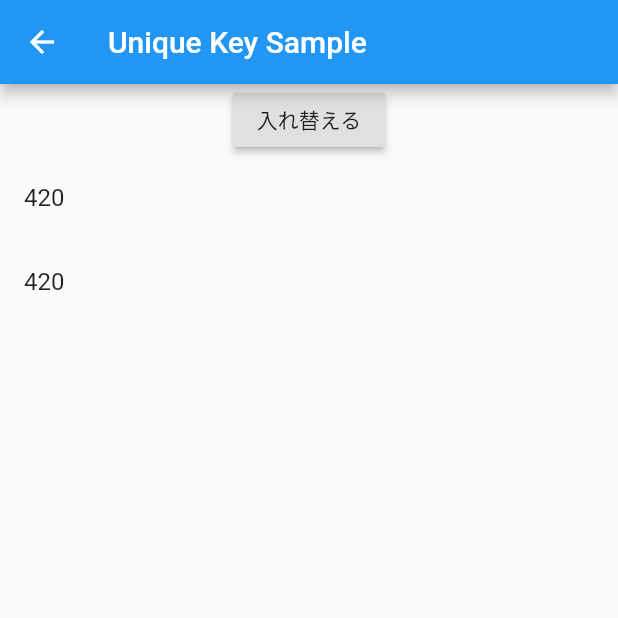
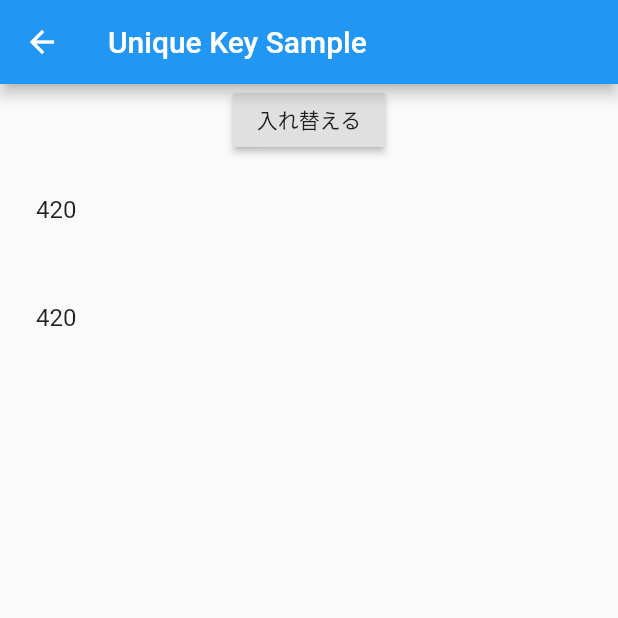
Before and after one commit to ko2ic/spike_key_flutter, a Flutter app: the UniqueKeySamplePage screen opened directly, on a phone screen of 412 x 824 dp, the top half of it. Run offline on Flutter 3.47's test engine with Material 2 defaults, Android fonts, the phone set to English and light mode, and no system bars.

```diff
--- a/lib/unique_key_page.dart
+++ b/lib/unique_key_page.dart
@@ -15,15 +15,26 @@ class UniqueKeySamplePageState extends State<UniqueKeySamplePage> {
 //    StatelessRandomTitle(),
 //    StatelessRandomTitle(),
 //  ];
-  List<Widget> titles = [
-    StatefulRandomTitle(),
-    StatefulRandomTitle(),
-  ];
+//  List<Widget> titles = [
+//    StatefulRandomTitle(),
+//    StatefulRandomTitle(),
+//  ];
 
 //  List<Widget> titles = [
-//    StatefulRandomTitle(key: UniqueKey()),
-//    StatefulRandomTitle(key: UniqueKey()),
+//    StatefulRandomTitle(key: Key("1")),
+//    StatefulRandomTitle(key: Key("2")),
 //  ];
+
+  List<Widget> titles = [
+    Padding(
+      padding: const EdgeInsets.all(8.0),
+      child: StatefulRandomTitle(key: UniqueKey()),
+    ),
+    Padding(
+      padding: const EdgeInsets.all(8.0),
+      child: StatefulRandomTitle(key: UniqueKey()),
+    ),
+  ];
 
 //  List<Widget> titles = [
 //    Padding(
```
